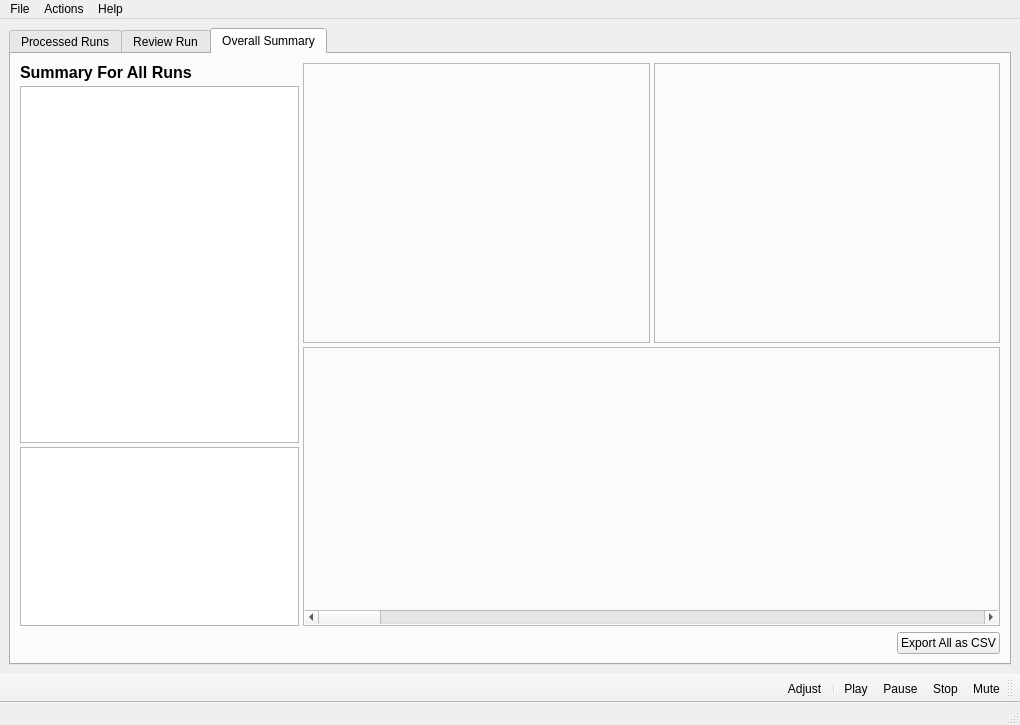
Qt form qtsrc/eyeplus/mainwindow.ui (starshine-bcit/eyeplus) before a commit.
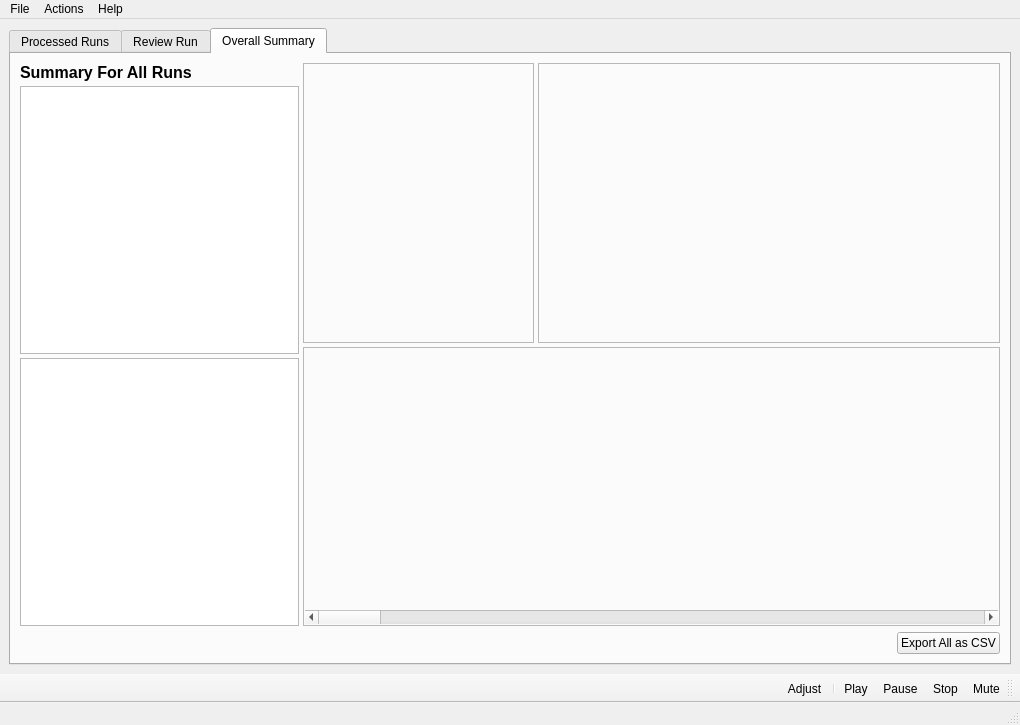
The same form after that commit. The open tabs and pages were chosen to show the change. Icons and pictures are not drawn.

```diff
--- a/qtsrc/eyeplus/mainwindow.ui
+++ b/qtsrc/eyeplus/mainwindow.ui
@@ -593,7 +593,7 @@
            <number>4</number>
           </property>
           <item>
-           <layout class="QVBoxLayout" name="verticalLayoutOverallLeft" stretch="0,2,1">
+           <layout class="QVBoxLayout" name="verticalLayoutOverallLeft" stretch="0,1,1">
             <item>
              <widget class="QLabel" name="labelOverallTitle">
               <property name="font">
@@ -649,7 +649,7 @@
           <item>
            <layout class="QVBoxLayout" name="verticalLayoutOverallRight" stretch="1,1">
             <item>
-             <layout class="QHBoxLayout" name="horizontalLayoutOverallTop">
+             <layout class="QHBoxLayout" name="horizontalLayoutOverallTop" stretch="1,2">
               <property name="spacing">
                <number>4</number>
               </property>
```
Left out of the diff: 2 changed lines with no effect on the pictures.
